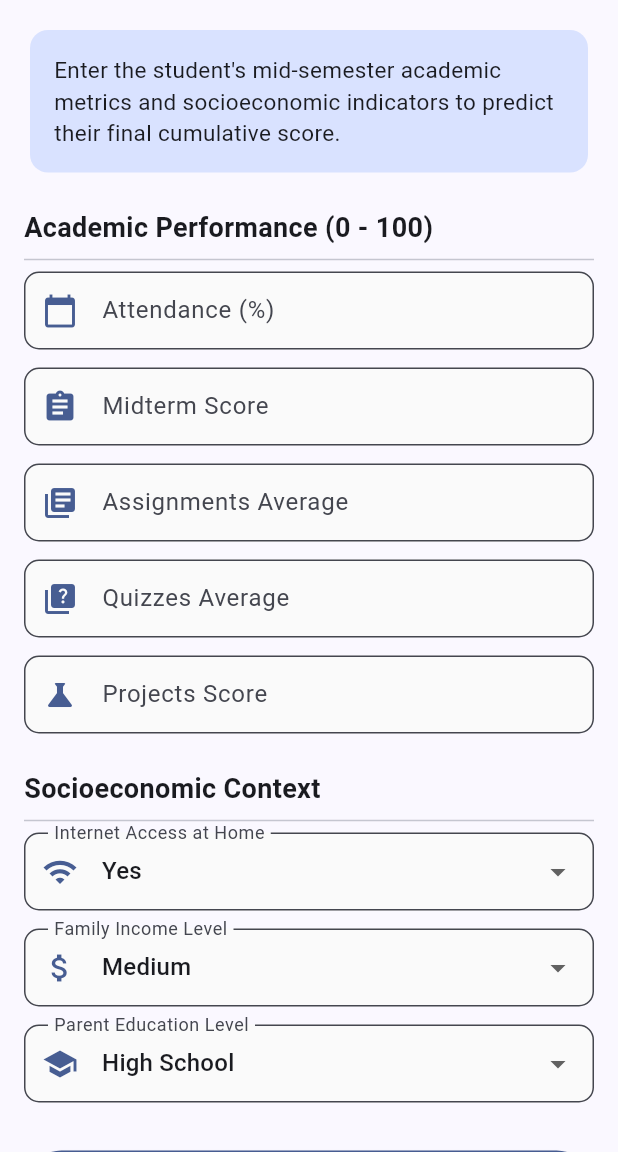
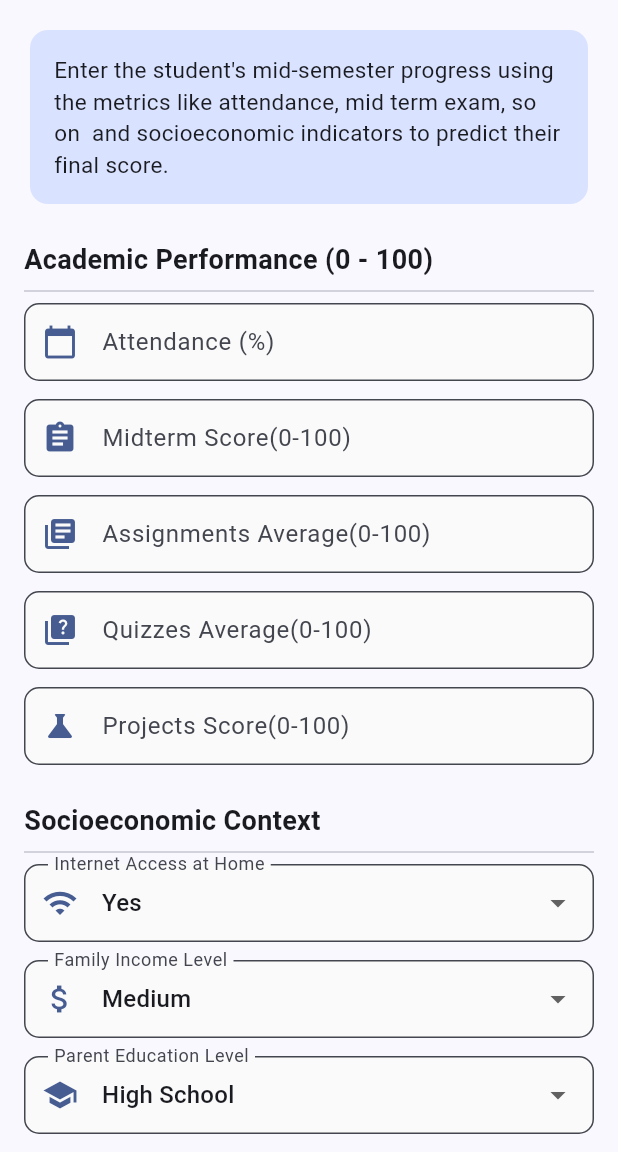
Before and after one commit to Natinael-1/linear_regression_model, a Flutter app: the screen it shows after launch, on a phone screen of 412 x 824 dp, the part 84-1236 px from its top. Run offline on Flutter 3.47's test engine with Material 3 defaults, Android fonts, the phone set to English and light mode, and no system bars.

Commit message:
Edited message to display for user

```diff
--- a/summative/FlutterApp/lib/main.dart
+++ b/summative/FlutterApp/lib/main.dart
@@ -214,7 +214,7 @@ class _PredictionScreenState extends State<PredictionScreen> {
                   child: const Padding(
                     padding: EdgeInsets.all(16.0),
                     child: Text(
-                      "Enter the student's mid-semester academic metrics and socioeconomic indicators to predict their final cumulative score.",
+                      "Enter the student's mid-semester progress using the metrics like attendance, mid term exam, so on  and socioeconomic indicators to predict their final score. ",
                       style: TextStyle(fontSize: 15),
                     ),
                   ),
@@ -226,13 +226,13 @@ class _PredictionScreenState extends State<PredictionScreen> {
                 const Divider(),
                 _buildNumericField(_attendanceController, 'Attendance (%)', Icons.calendar_today),
                 const SizedBox(height: 12),
-                _buildNumericField(_midtermController, 'Midterm Score', Icons.assignment),
+                _buildNumericField(_midtermController, 'Midterm Score(0-100)', Icons.assignment),
                 const SizedBox(height: 12),
-                _buildNumericField(_assignmentsController, 'Assignments Average', Icons.library_books),
+                _buildNumericField(_assignmentsController, 'Assignments Average(0-100)', Icons.library_books),
                 const SizedBox(height: 12),
-                _buildNumericField(_quizzesController, 'Quizzes Average', Icons.quiz),
+                _buildNumericField(_quizzesController, 'Quizzes Average(0-100)', Icons.quiz),
                 const SizedBox(height: 12),
-                _buildNumericField(_projectsController, 'Projects Score', Icons.science),
+                _buildNumericField(_projectsController, 'Projects Score(0-100)', Icons.science),
                 const SizedBox(height: 24),
 
                 // SOCIOECONOMIC INDICATORS SECTION
```
